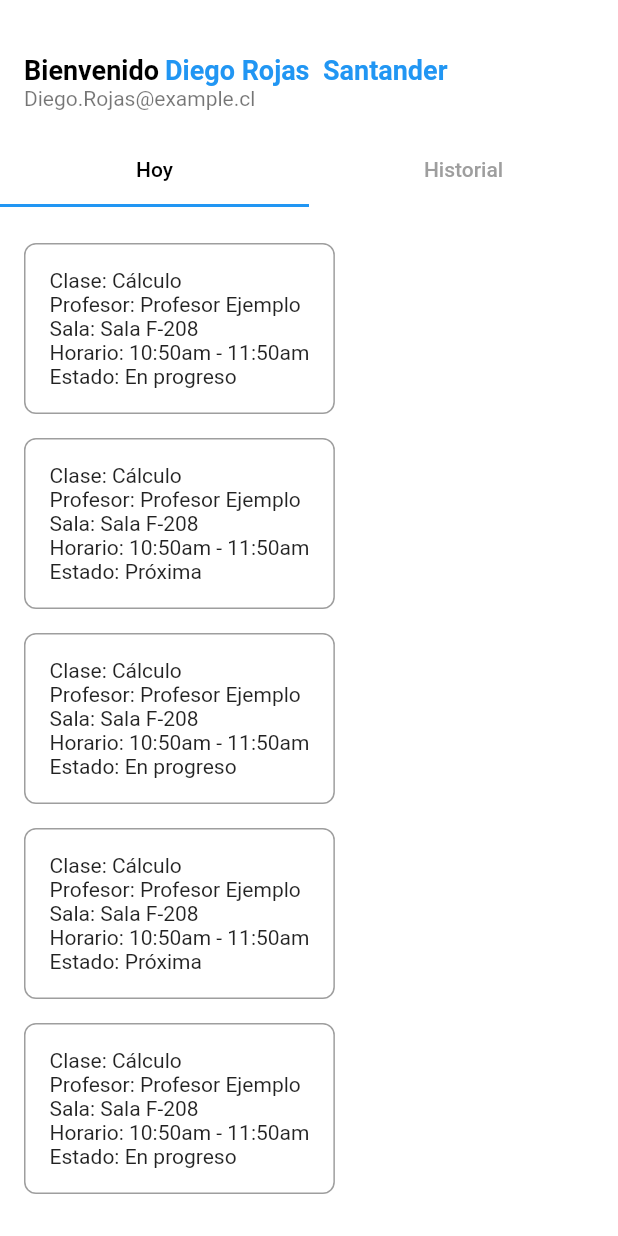
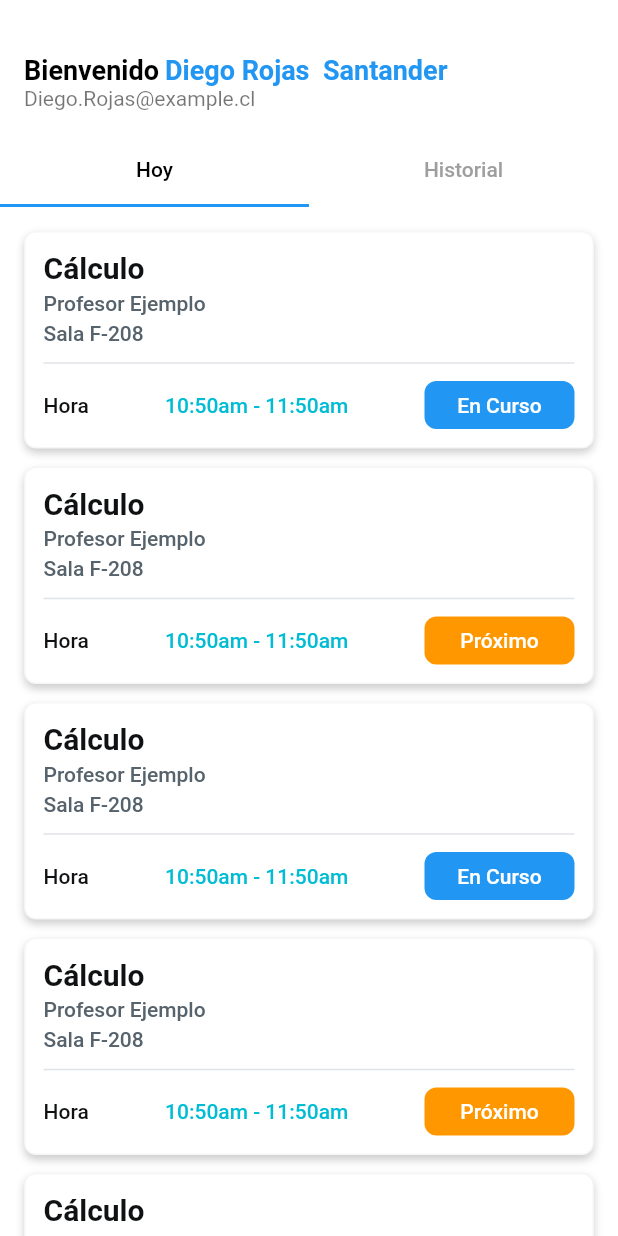
Before and after one commit to DiegoIRS/lista_deslizables, a Flutter app: the screen it shows after launch, on a phone screen of 412 x 824 dp. Run offline on Flutter 3.47's test engine with Material 2 defaults, Android fonts, the phone set to English and light mode, and no system bars.

Commit message:
Custom Container

```diff
--- a/lib/main.dart
+++ b/lib/main.dart
@@ -25,6 +25,7 @@
       theme: ThemeData(
         primarySwatch: Colors.blue,
       ),
+      debugShowCheckedModeBanner: false, // Esto es lo que debes agregar
       // Pasa los datos del estudiante a HomeWidget
       home: HomeWidget(estudianteData: estudianteData),
     );
--- a/lib/pages/inicio.dart
+++ b/lib/pages/inicio.dart
@@ -109,57 +109,3 @@
     );
   }
 }
-
-enum ClassStatus { inProgress, upcoming, attended, absent }
-
-class CustomContainerWidget extends StatelessWidget {
-  final String clase;
-  final String profesor;
-  final String sala;
-  final String horario;
-  final ClassStatus estado;
-
-  CustomContainerWidget({
-    required this.clase,
-    required this.profesor,
-    required this.sala,
-    required this.horario,
-    required this.estado,
-  });
-
-  @override
-  Widget build(BuildContext context) {
-    // Aquí puedes personalizar la apariencia de tu CustomContainerWidget
-    return Container(
-      margin: EdgeInsets.symmetric(vertical: 8),
-      padding: EdgeInsets.all(16),
-      decoration: BoxDecoration(
-        border: Border.all(color: Colors.grey),
-        borderRadius: BorderRadius.circular(8),
-      ),
-      child: Column(
-        crossAxisAlignment: CrossAxisAlignment.start,
-        children: [
-          Text('Clase: $clase'),
-          Text('Profesor: $profesor'),
-          Text('Sala: $sala'),
-          Text('Horario: $horario'),
-          Text('Estado: ${_getStatusText()}'),
-        ],
-      ),
-    );
-  }
-
-  String _getStatusText() {
-    switch (estado) {
-      case ClassStatus.inProgress:
-        return 'En progreso';
-      case ClassStatus.upcoming:
-        return 'Próxima';
-      case ClassStatus.attended:
-        return 'Asistida';
-      case ClassStatus.absent:
-        return 'Ausente';
-    }
-  }
-}
```
Also changed, not shown: 1 other file.
